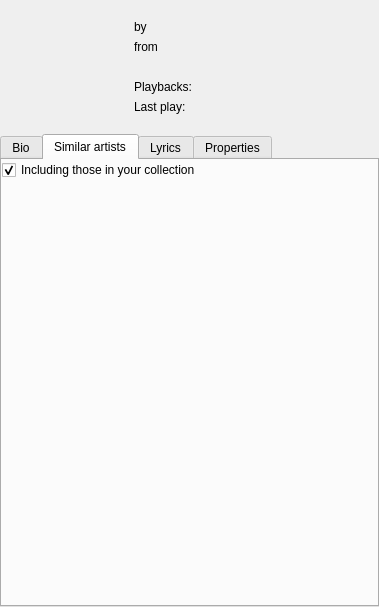
Above: src/plugins/lmp/nowplayingwidget.ui from 0xd34df00d/leechcraft before the change. Below: the same form after it.
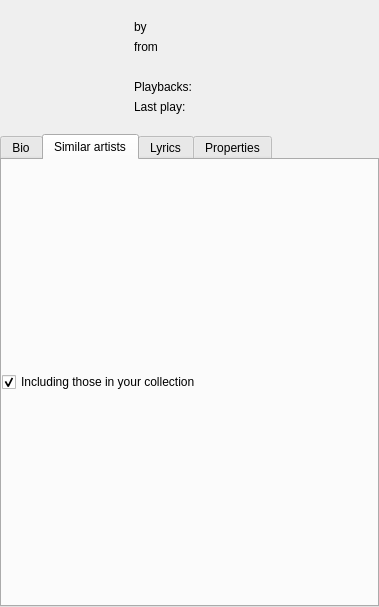
That is the form after the change. The open tabs and pages were chosen to show the change. Custom widgets are drawn as their Qt base class.

Patch:
```diff
--- a/src/plugins/lmp/nowplayingwidget.ui
+++ b/src/plugins/lmp/nowplayingwidget.ui
@@ -199,19 +199,6 @@
          </property>
         </widget>
        </item>
-       <item>
-        <spacer name="verticalSpacer">
-         <property name="orientation">
-          <enum>Qt::Vertical</enum>
-         </property>
-         <property name="sizeHint" stdset="0">
-          <size>
-           <width>20</width>
-           <height>0</height>
-          </size>
-         </property>
-        </spacer>
-       </item>
       </layout>
      </widget>
      <widget class="QWidget" name="LyricsPage_">
```
